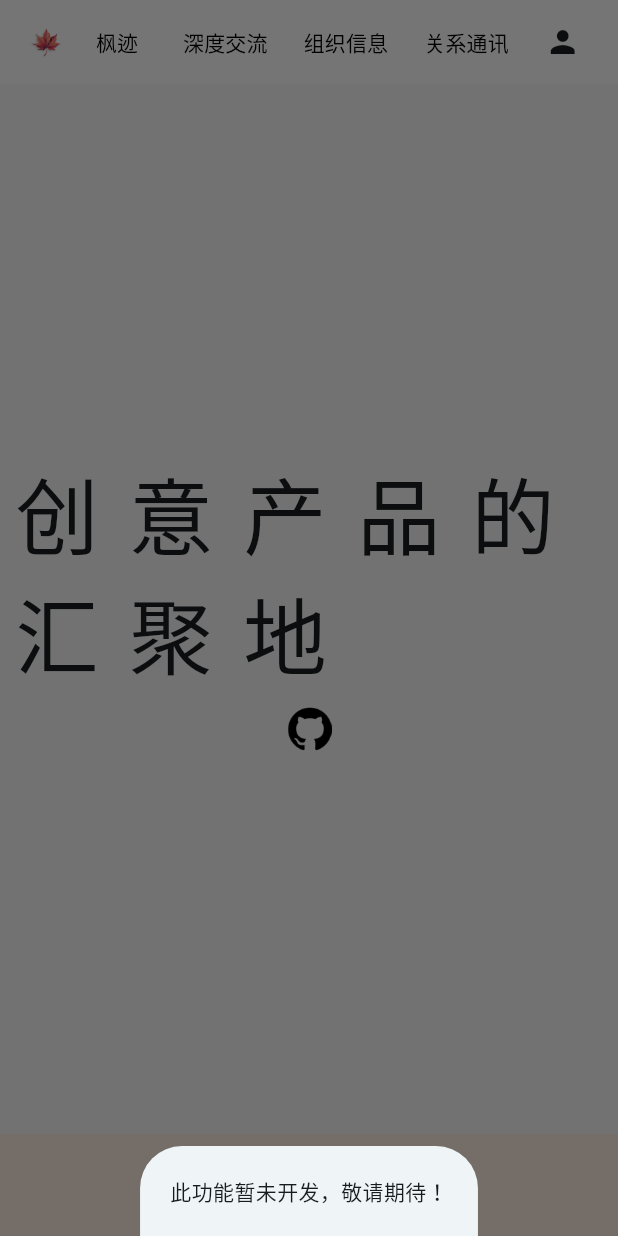
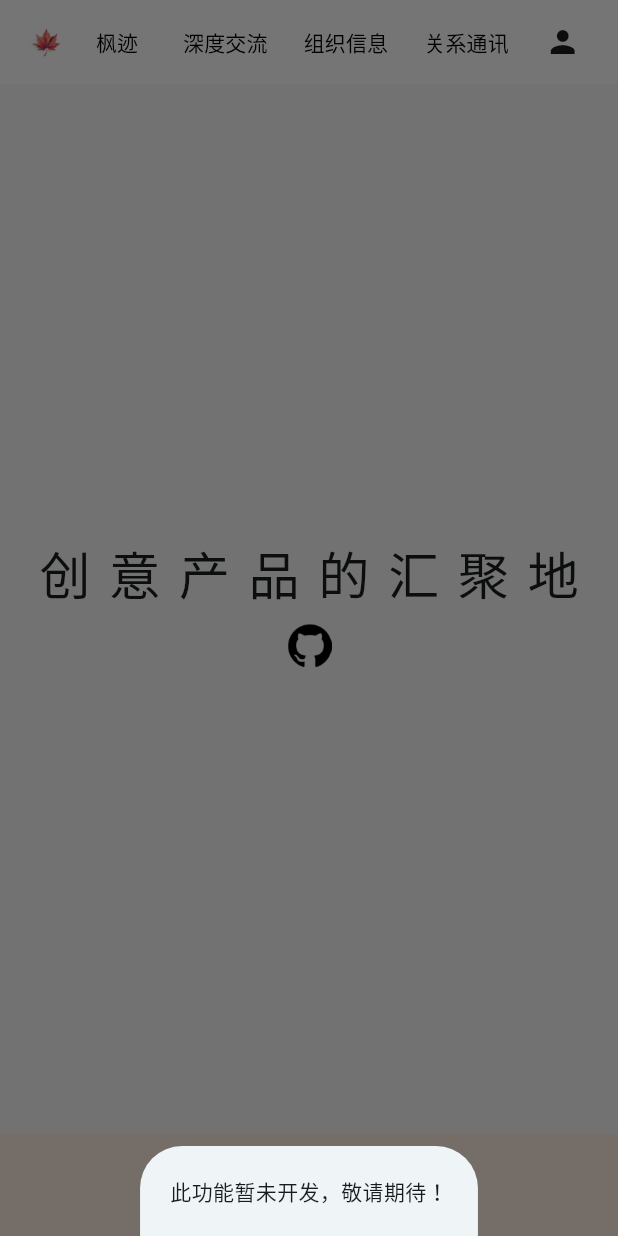
Before and after one commit to acer-red/home, a Flutter app: the screen it shows after launch, after a tap on the "person" icon, on a phone screen of 412 x 824 dp. Run offline on Flutter 3.47's test engine with Material 3 defaults, Android fonts, the light colour scheme and no system bars.

Commit message:
优化首页布局，添加响应式设计，调整图标和文本显示方式

```diff
--- a/lib/pages/index.dart
+++ b/lib/pages/index.dart
@@ -13,23 +13,25 @@ class _IndexState extends State<Index> {
   double height = 700;
   final double titlesize = 56.0;
   final List<String> productName = ['枫迹', '深度交流', '组织信息', '关系通讯'];
-
+  int shortWidth = 400;
   @override
   Widget build(BuildContext context) {
     return Scaffold(
       backgroundColor: Colors.white,
       appBar: AppBar(
         surfaceTintColor: Colors.white,
-
-        title: Row(
+        leading: MediaQuery.of(context).size.width < shortWidth ? icon() : null,
+        actions:
+            MediaQuery.of(context).size.width > shortWidth
+                ? null
+                : [popupMenu()],
+        title:
+            MediaQuery.of(context).size.width < shortWidth
+                ? null
+                : Row(
                   mainAxisAlignment: MainAxisAlignment.center,
                   children: [
-            Image.asset(
-              'assets/images/icon-transparent-256.png',
-              width: 30,
-              height: 30,
-              fit: BoxFit.scaleDown,
-            ),
+                    icon(),
                     Row(
                       children:
                           productName.map((section) {
@@ -47,20 +49,7 @@ class _IndexState extends State<Index> {
                     ),
                     IconButton(
                       icon: Icon(Icons.person),
-              onPressed: () {
-                // Show a bottom sheet
-                showModalBottomSheet(
-                  context: context,
-                  builder: (BuildContext context) {
-                    // Display a message
-                    return Container(
-                      padding: EdgeInsets.all(20),
-                      child: Text('此功能暂未开发，敬请期待！'),
-                    );
-                  },
-                );
-                // Close the bottom sheet after 2 seconds
-              },
+                      onPressed: () => login(),
                     ),
                   ],
                 ),
@@ -75,11 +64,52 @@ class _IndexState extends State<Index> {
             SocraQuest(height: height, titlesize: titlesize),
             Entanglement(height: height, titlesize: titlesize),
             FengXin(height: height, titlesize: titlesize),
-
-            // Second Section: Blocks based on productName, colores, and githubURL
           ],
         ),
       ),
+    );
+  }
+
+  login() {
+    showModalBottomSheet(
+      context: context,
+      builder: (BuildContext context) {
+        // Display a message
+        return Container(
+          padding: EdgeInsets.all(20),
+          child: Text('此功能暂未开发，敬请期待！'),
+        );
+      },
+    );
+  }
+
+  Image icon() {
+    return Image.asset(
+      'assets/images/icon-transparent-256.png',
+      width: 30,
+      height: 30,
+      fit: BoxFit.scaleDown,
+    );
+  }
+
+  Widget popupMenu() {
+    return PopupMenuButton<int>(
+      color: Colors.white,
+      onSelected: (int index) {
+        _scrollToSection(index);
+      },
+      child: const Padding(
+        padding: EdgeInsets.all(8.0),
+        child: Icon(Icons.menu),
+      ),
+      itemBuilder: (BuildContext context) {
+        return List<PopupMenuEntry<int>>.generate(productName.length, (index) {
+          return PopupMenuItem<int>(
+            value: index,
+            child: Text(productName[index]),
+          );
+        });
+      },
     );
   }
 
@@ -115,9 +145,17 @@ class Face extends StatelessWidget {
         crossAxisAlignment: CrossAxisAlignment.center,
         mainAxisAlignment: MainAxisAlignment.center,
         children: [
-          Text(
+          Padding(
+            padding: const EdgeInsets.only(left: 20, right: 20),
+            child: FittedBox(
+              fit: BoxFit.scaleDown,
+              child: Text(
                 "创意产品的汇聚地",
                 style: TextStyle(fontSize: titlesize, letterSpacing: 20.0),
+                maxLines: 1,
+                overflow: TextOverflow.ellipsis,
+              ),
+            ),
           ),
           IconButton(
             icon: Image.asset(
@@ -156,15 +194,28 @@ class WhiperingTime extends StatelessWidget {
         crossAxisAlignment: CrossAxisAlignment.center,
         mainAxisAlignment: MainAxisAlignment.center,
         children: [
-          SelectableText(
+          FittedBox(
+            fit: BoxFit.scaleDown,
+            child: SelectableText(
               "枫迹",
               style: TextStyle(
                 fontSize: titlesize,
                 letterSpacing: 20.0, // Adjust the value as needed
               ),
             ),
+          ),
           SizedBox(height: 20.0),
-          SelectableText("生活不只是日复一日，更是步步印迹", style: TextStyle(fontSize: 20.0)),
+          Padding(
+            padding: const EdgeInsets.only(left: 20,right: 20),
+            child: FittedBox(
+              fit: BoxFit.scaleDown,
+              child: SelectableText(
+                "生活不只是日复一日，更是步步印迹",
+                style: TextStyle(fontSize: 20.0),
+                maxLines: 1,
+              ),
+            ),
+          ),
           SizedBox(height: 20.0),
           SelectableText("即将开源", style: TextStyle(fontSize: 20.0)),
 
@@ -191,7 +242,13 @@ class SocraQuest extends StatelessWidget {
         crossAxisAlignment: CrossAxisAlignment.center,
         mainAxisAlignment: MainAxisAlignment.center,
         children: [
-          SelectableText("深度交流", style: TextStyle(fontSize: titlesize)),
+          FittedBox(
+            fit: BoxFit.scaleDown,
+            child: SelectableText(
+              "深度交流",
+              style: TextStyle(fontSize: titlesize),
+            ),
+          ),
           SizedBox(height: 10.0),
           SelectableText("构思中", style: TextStyle(fontSize: 20.0)),
         ],
@@ -220,12 +277,18 @@ class Entanglement extends StatelessWidget {
         crossAxisAlignment: CrossAxisAlignment.center,
         mainAxisAlignment: MainAxisAlignment.center,
         children: [
-          SelectableText(
+          FittedBox(
+            fit: BoxFit.scaleDown,
+            child: SelectableText(
               "组织信息",
               style: TextStyle(fontSize: titlesize, color: Colors.white),
             ),
+          ),
           SizedBox(height: 10.0),
-          SelectableText("计划中", style: TextStyle(fontSize: 20.0,color: Colors.white)),
+          SelectableText(
+            "计划中",
+            style: TextStyle(fontSize: 20.0, color: Colors.white),
+          ),
         ],
       ),
     );
@@ -248,12 +311,18 @@ class FengXin extends StatelessWidget {
         crossAxisAlignment: CrossAxisAlignment.center,
         mainAxisAlignment: MainAxisAlignment.center,
         children: [
-          SelectableText(
+          FittedBox(
+            fit: BoxFit.scaleDown,
+            child: SelectableText(
               "关系通讯",
               style: TextStyle(fontSize: titlesize, color: Colors.white),
             ),
+          ),
           SizedBox(height: 10.0),
-          SelectableText("计划中", style: TextStyle(fontSize: 20.0,color: Colors.white)),
+          SelectableText(
+            "计划中",
+            style: TextStyle(fontSize: 20.0, color: Colors.white),
+          ),
           // Add more introductory text or widgets here
         ],
       ),
```
Also changed, not shown: 1 other file. Lines whose indentation alone changed are shown as unchanged.
